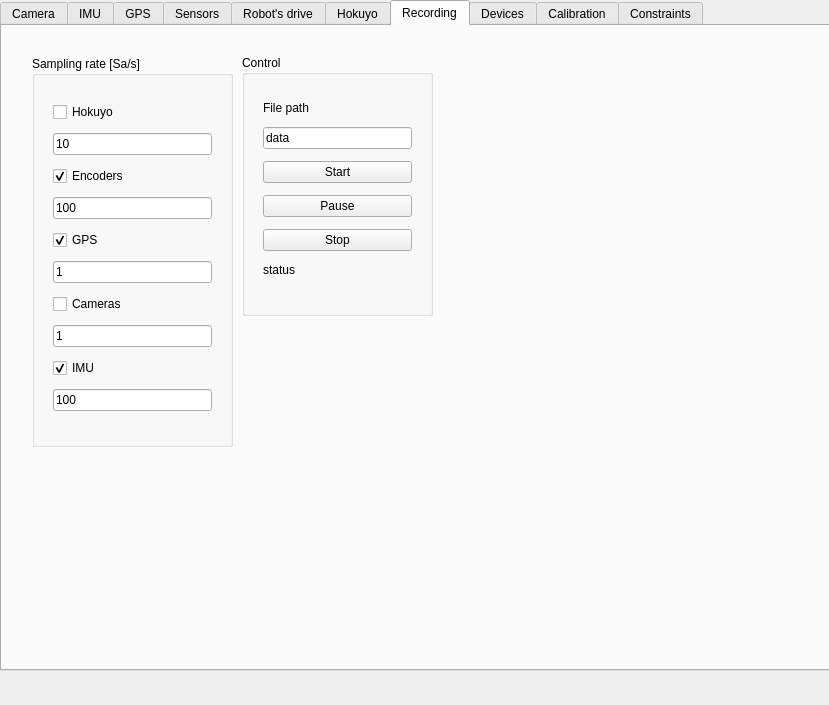
First picture: the form in Trobot_Qt/trobotqt.ui, repository LRMPUT/TAPAS, before the edit.
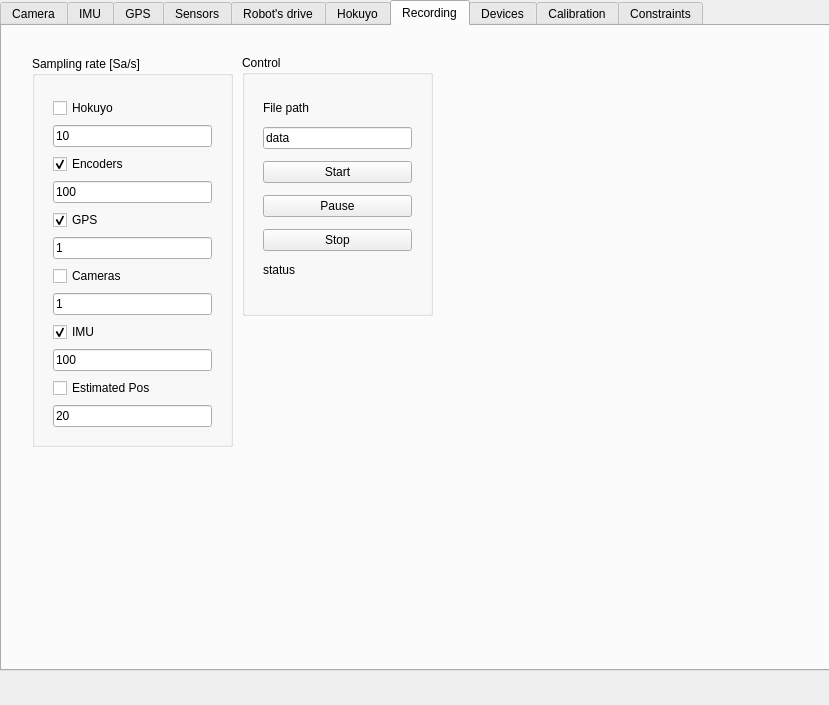
Second picture: the form after the edit. The open tabs and pages were chosen to show the change.

The edit to the form file:
```diff
--- a/Trobot_Qt/trobotqt.ui
+++ b/Trobot_Qt/trobotqt.ui
@@ -1178,7 +1178,7 @@
          <x>10</x>
          <y>30</y>
          <width>181</width>
-         <height>347</height>
+         <height>362</height>
         </rect>
        </property>
        <layout class="QVBoxLayout" name="verticalLayout">
@@ -1270,6 +1270,20 @@
           </property>
          </widget>
         </item>
+        <item>
+         <widget class="QCheckBox" name="includeEstimatedPosCheckBox">
+          <property name="text">
+           <string>Estimated Pos</string>
+          </property>
+         </widget>
+        </item>
+        <item>
+         <widget class="QLineEdit" name="saRateEstimatedPosLineEdit">
+          <property name="text">
+           <string>20</string>
+          </property>
+         </widget>
+        </item>
        </layout>
       </widget>
      </widget>
```
Left out of the diff: 2 changed lines with no effect on the pictures.
